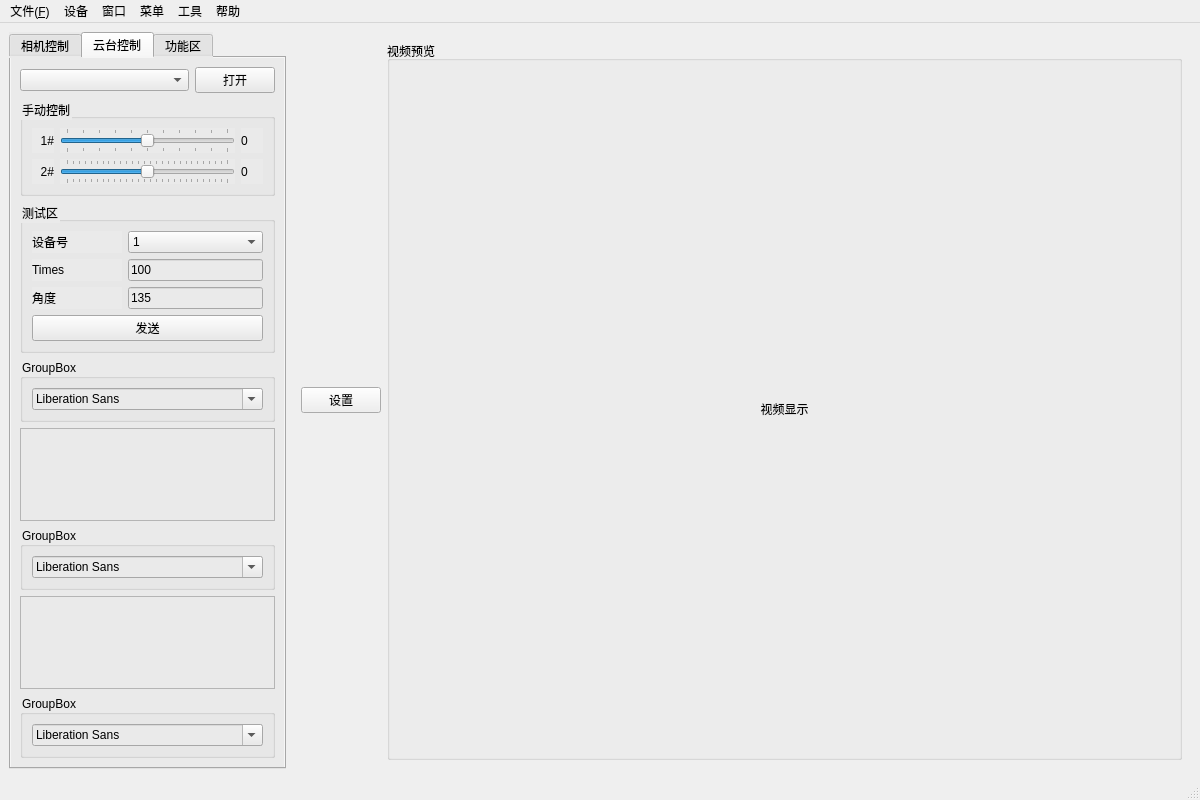
choushunn/ToupCameraDemo, file ui/mainwindow1.ui: the form before one commit.
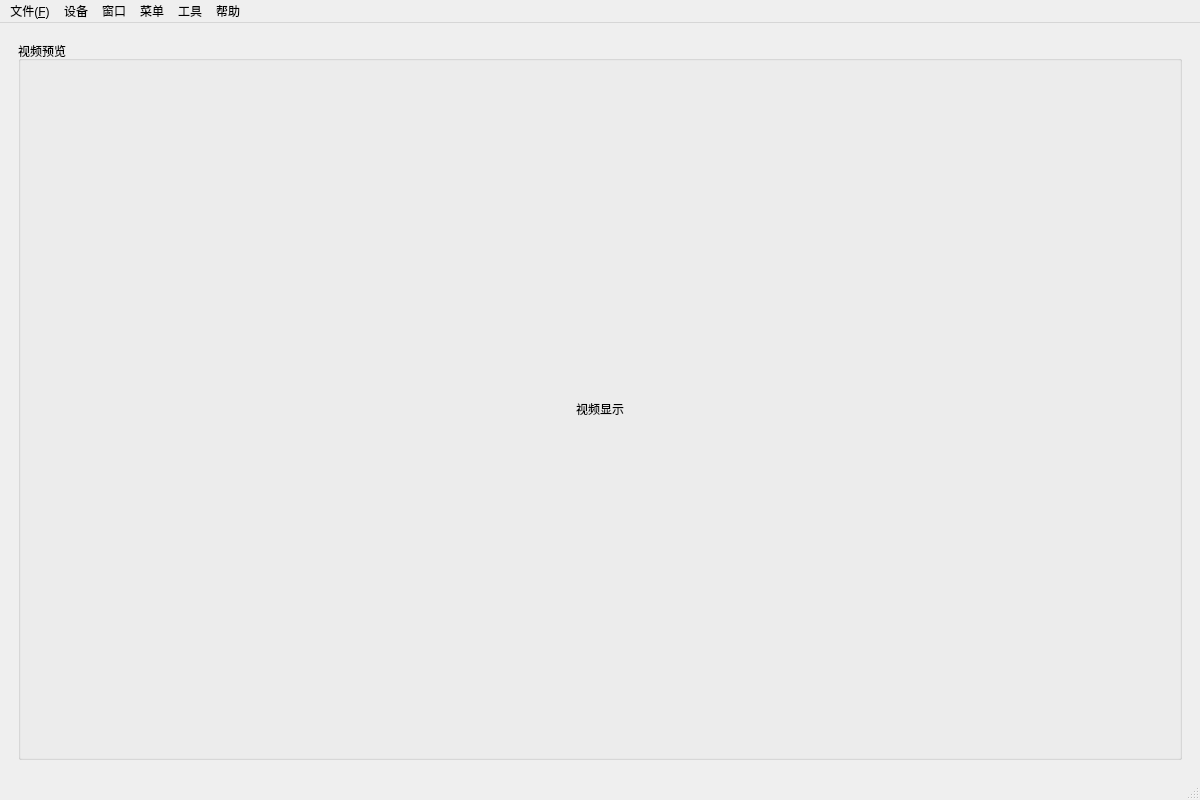
The form after the commit. Icons and pictures are not drawn.

```diff
--- a/ui/mainwindow1.ui
+++ b/ui/mainwindow1.ui
@@ -30,710 +30,6 @@
     </size>
    </property>
    <layout class="QHBoxLayout" name="horizontalLayout">
-    <item>
-     <widget class="QTabWidget" name="tabWidget">
-      <property name="sizePolicy">
-       <sizepolicy hsizetype="Preferred" vsizetype="Preferred">
-        <horstretch>1</horstretch>
-        <verstretch>0</verstretch>
-       </sizepolicy>
-      </property>
-      <property name="autoFillBackground">
-       <bool>false</bool>
-      </property>
-      <property name="styleSheet">
-       <string notr="true">background-color: rgb(234, 234, 234);</string>
-      </property>
-      <property name="currentIndex">
-       <number>1</number>
-      </property>
-      <property name="movable">
-       <bool>true</bool>
-      </property>
-      <widget class="QWidget" name="tab1">
-       <attribute name="title">
-        <string>相机控制</string>
-       </attribute>
-       <layout class="QVBoxLayout" name="verticalLayout">
-        <item>
-         <widget class="QGroupBox" name="groupBox_3">
-          <property name="title">
-           <string>摄像头</string>
-          </property>
-          <layout class="QVBoxLayout" name="verticalLayout_6">
-           <item>
-            <layout class="QHBoxLayout" name="horizontalLayout_3">
-             <item>
-              <widget class="QComboBox" name="m_cbx_camera_type">
-               <item>
-                <property name="text">
-                 <string>USB</string>
-                </property>
-               </item>
-               <item>
-                <property name="text">
-                 <string>TOUP</string>
-                </property>
-               </item>
-              </widget>
-             </item>
-             <item>
-              <widget class="QComboBox" name="m_cbx_camera_list">
-               <property name="sizePolicy">
-                <sizepolicy hsizetype="Preferred" vsizetype="Fixed">
-                 <horstretch>3</horstretch>
-                 <verstretch>0</verstretch>
-                </sizepolicy>
-               </property>
-              </widget>
-             </item>
-            </layout>
-           </item>
-           <item>
-            <layout class="QHBoxLayout" name="horizontalLayout_5">
-             <item>
-              <widget class="QPushButton" name="m_btn_open_camera">
-               <property name="sizePolicy">
-                <sizepolicy hsizetype="Minimum" vsizetype="Fixed">
-                 <horstretch>0</horstretch>
-                 <verstretch>0</verstretch>
-                </sizepolicy>
-               </property>
-               <property name="text">
-                <string>打开</string>
-               </property>
-               <property name="checkable">
-                <bool>true</bool>
-               </property>
-              </widget>
-             </item>
-             <item>
-              <widget class="QPushButton" name="m_btn_reset_camera">
-               <property name="text">
-                <string>重置</string>
-               </property>
-              </widget>
-             </item>
-            </layout>
-           </item>
-          </layout>
-         </widget>
-        </item>
-        <item>
-         <widget class="QGroupBox" name="groupBox_4">
-          <property name="title">
-           <string>目标跟踪</string>
-          </property>
-          <layout class="QVBoxLayout" name="verticalLayout_7">
-           <item>
-            <widget class="QPushButton" name="m_btn_search">
-             <property name="text">
-              <string>搜索</string>
-             </property>
-            </widget>
-           </item>
-           <item>
-            <layout class="QHBoxLayout" name="horizontalLayout_4">
-             <item>
-              <widget class="QLabel" name="label">
-               <property name="sizePolicy">
-                <sizepolicy hsizetype="Preferred" vsizetype="Fixed">
-                 <horstretch>1</horstretch>
-                 <verstretch>0</verstretch>
-                </sizepolicy>
-               </property>
-               <property name="text">
-                <string>FPS</string>
-               </property>
-               <property name="alignment">
-                <set>Qt::AlignCenter</set>
-               </property>
-              </widget>
-             </item>
-             <item>
-              <widget class="QLineEdit" name="lineEdit_FPS">
-               <property name="sizePolicy">
-                <sizepolicy hsizetype="Preferred" vsizetype="Fixed">
-                 <horstretch>2</horstretch>
-                 <verstretch>0</verstretch>
-                </sizepolicy>
-               </property>
-               <property name="text">
-                <string>30</string>
-               </property>
-              </widget>
-             </item>
-             <item>
-              <widget class="QPushButton" name="pushButton">
-               <property name="text">
-                <string>设置</string>
-               </property>
-              </widget>
-             </item>
-            </layout>
-           </item>
-          </layout>
-         </widget>
-        </item>
-        <item>
-         <widget class="QFrame" name="frame">
-          <property name="frameShape">
-           <enum>QFrame::StyledPanel</enum>
-          </property>
-          <property name="frameShadow">
-           <enum>QFrame::Raised</enum>
-          </property>
-          <layout class="QVBoxLayout" name="verticalLayout_5">
-           <item>
-            <widget class="QPushButton" name="pushButton_4">
-             <property name="text">
-              <string>PushButton</string>
-             </property>
-            </widget>
-           </item>
-          </layout>
-         </widget>
-        </item>
-        <item>
-         <widget class="QFrame" name="frame_3">
-          <property name="frameShape">
-           <enum>QFrame::StyledPanel</enum>
-          </property>
-          <property name="frameShadow">
-           <enum>QFrame::Raised</enum>
-          </property>
-         </widget>
-        </item>
-        <item>
-         <widget class="QFrame" name="frame_5">
-          <property name="frameShape">
-           <enum>QFrame::StyledPanel</enum>
-          </property>
-          <property name="frameShadow">
-           <enum>QFrame::Raised</enum>
-          </property>
-         </widget>
-        </item>
-        <item>
-         <widget class="QFrame" name="frame_4">
-          <property name="frameShape">
-           <enum>QFrame::StyledPanel</enum>
-          </property>
-          <property name="frameShadow">
-           <enum>QFrame::Raised</enum>
-          </property>
-         </widget>
-        </item>
-       </layout>
-      </widget>
-      <widget class="QWidget" name="tab2">
-       <attribute name="title">
-        <string>云台控制</string>
-       </attribute>
-       <layout class="QVBoxLayout" name="verticalLayout_2">
-        <item>
-         <layout class="QHBoxLayout" name="horizontalLayout_8">
-          <item>
-           <widget class="QComboBox" name="m_cbx_serial_port_list">
-            <property name="sizePolicy">
-             <sizepolicy hsizetype="Preferred" vsizetype="Fixed">
-              <horstretch>3</horstretch>
-              <verstretch>0</verstretch>
-             </sizepolicy>
-            </property>
-           </widget>
-          </item>
-          <item>
-           <widget class="QPushButton" name="m_btn_open_serial_port">
-            <property name="sizePolicy">
-             <sizepolicy hsizetype="Minimum" vsizetype="Fixed">
-              <horstretch>1</horstretch>
-              <verstretch>0</verstretch>
-             </sizepolicy>
-            </property>
-            <property name="text">
-             <string>打开</string>
-            </property>
-            <property name="checkable">
-             <bool>true</bool>
-            </property>
-           </widget>
-          </item>
-         </layout>
-        </item>
-        <item>
-         <widget class="QGroupBox" name="groupBox_21">
-          <property name="sizePolicy">
-           <sizepolicy hsizetype="Expanding" vsizetype="Expanding">
-            <horstretch>0</horstretch>
-            <verstretch>2</verstretch>
-           </sizepolicy>
-          </property>
-          <property name="minimumSize">
-           <size>
-            <width>0</width>
-            <height>0</height>
-           </size>
-          </property>
-          <property name="title">
-           <string>手动控制</string>
-          </property>
-          <layout class="QVBoxLayout" name="verticalLayout_4" stretch="0,0">
-           <item>
-            <layout class="QHBoxLayout" name="horizontalLayout_21">
-             <item>
-              <widget class="QLabel" name="label_7">
-               <property name="sizePolicy">
-                <sizepolicy hsizetype="Expanding" vsizetype="Expanding">
-                 <horstretch>1</horstretch>
-                 <verstretch>0</verstretch>
-                </sizepolicy>
-               </property>
-               <property name="text">
-                <string>1#</string>
-               </property>
-               <property name="alignment">
-                <set>Qt::AlignRight|Qt::AlignTrailing|Qt::AlignVCenter</set>
-               </property>
-              </widget>
-             </item>
-             <item>
-              <widget class="QSlider" name="m_slder_steer1">
-               <property name="sizePolicy">
-                <sizepolicy hsizetype="Expanding" vsizetype="Expanding">
-                 <horstretch>8</horstretch>
-                 <verstretch>0</verstretch>
-                </sizepolicy>
-               </property>
-               <property name="minimum">
-                <number>45</number>
-               </property>
-               <property name="maximum">
-                <number>225</number>
-               </property>
-               <property name="singleStep">
-                <number>10</number>
-               </property>
-               <property name="pageStep">
-                <number>18</number>
-               </property>
-               <property name="value">
-                <number>135</number>
-               </property>
-               <property name="orientation">
-                <enum>Qt::Horizontal</enum>
-               </property>
-               <property name="tickPosition">
-                <enum>QSlider::TicksBothSides</enum>
-               </property>
-              </widget>
-             </item>
-             <item>
-              <widget class="QLabel" name="m_lbl_slider1_value">
-               <property name="sizePolicy">
-                <sizepolicy hsizetype="Expanding" vsizetype="Expanding">
-                 <horstretch>1</horstretch>
-                 <verstretch>0</verstretch>
-                </sizepolicy>
-               </property>
-               <property name="minimumSize">
-                <size>
-                 <width>0</width>
-                 <height>0</height>
-                </size>
-               </property>
-               <property name="lineWidth">
-                <number>3</number>
-               </property>
-               <property name="text">
-                <string>0</string>
-               </property>
-               <property name="alignment">
-                <set>Qt::AlignLeading|Qt::AlignLeft|Qt::AlignVCenter</set>
-               </property>
-              </widget>
-             </item>
-            </layout>
-           </item>
-           <item>
-            <layout class="QHBoxLayout" name="horizontalLayout_22">
-             <item>
-              <widget class="QLabel" name="label_8">
-               <property name="sizePolicy">
-                <sizepolicy hsizetype="Expanding" vsizetype="Expanding">
-                 <horstretch>1</horstretch>
-                 <verstretch>0</verstretch>
-                </sizepolicy>
-               </property>
-               <property name="text">
-                <string>2#</string>
-               </property>
-               <property name="alignment">
-                <set>Qt::AlignRight|Qt::AlignTrailing|Qt::AlignVCenter</set>
-               </property>
-              </widget>
-             </item>
-             <item>
-              <widget class="QSlider" name="m_slder_steer2">
-               <property name="sizePolicy">
-                <sizepolicy hsizetype="Expanding" vsizetype="Expanding">
-                 <horstretch>8</horstretch>
-                 <verstretch>0</verstretch>
-                </sizepolicy>
-               </property>
-               <property name="minimum">
-                <number>0</number>
-               </property>
-               <property name="maximum">
-                <number>270</number>
-               </property>
-               <property name="singleStep">
-                <number>10</number>
-               </property>
-               <property name="pageStep">
-                <number>18</number>
-               </property>
-               <property name="value">
-                <number>135</number>
-               </property>
-               <property name="sliderPosition">
-                <number>135</number>
-               </property>
-               <property name="orientation">
-                <enum>Qt::Horizontal</enum>
-               </property>
-               <property name="tickPosition">
-                <enum>QSlider::TicksBothSides</enum>
-               </property>
-              </widget>
-             </item>
-             <item>
-              <widget class="QLabel" name="m_lbl_slider2_value">
-               <property name="sizePolicy">
-                <sizepolicy hsizetype="Expanding" vsizetype="Expanding">
-                 <horstretch>1</horstretch>
-                 <verstretch>0</verstretch>
-                </sizepolicy>
-               </property>
-               <property name="lineWidth">
-                <number>3</number>
-               </property>
-               <property name="text">
-                <string>0</string>
-               </property>
-               <property name="alignment">
-                <set>Qt::AlignLeading|Qt::AlignLeft|Qt::AlignVCenter</set>
-               </property>
-              </widget>
-             </item>
-            </layout>
-           </item>
-          </layout>
-         </widget>
-        </item>
-        <item>
-         <widget class="QGroupBox" name="groupBox_02">
-          <property name="sizePolicy">
-           <sizepolicy hsizetype="Preferred" vsizetype="Fixed">
-            <horstretch>0</horstretch>
-            <verstretch>0</verstretch>
-           </sizepolicy>
-          </property>
-          <property name="title">
-           <string>测试区</string>
-          </property>
-          <property name="alignment">
-           <set>Qt::AlignLeading|Qt::AlignLeft|Qt::AlignTop</set>
-          </property>
-          <layout class="QVBoxLayout" name="verticalLayout_3" stretch="0,0,0,0">
-           <item>
-            <layout class="QHBoxLayout" name="horizontalLayout_021">
-             <item>
-              <widget class="QLabel" name="label_10">
-               <property name="sizePolicy">
-                <sizepolicy hsizetype="Expanding" vsizetype="Expanding">
-                 <horstretch>2</horstretch>
-                 <verstretch>0</verstretch>
-                </sizepolicy>
-               </property>
-               <property name="text">
-                <string>设备号</string>
-               </property>
-              </widget>
-             </item>
-             <item>
-              <widget class="QComboBox" name="m_cbx_device_list">
-               <property name="sizePolicy">
-                <sizepolicy hsizetype="Expanding" vsizetype="Expanding">
-                 <horstretch>3</horstretch>
-                 <verstretch>0</verstretch>
-                </sizepolicy>
-               </property>
-               <item>
-                <property name="text">
-                 <string>1</string>
-                </property>
-               </item>
-               <item>
-                <property name="text">
-                 <string>2</string>
-                </property>
-               </item>
-               <item>
-                <property name="text">
-                 <string>3</string>
-                </property>
-               </item>
-               <item>
-                <property name="text">
-                 <string>4</string>
-                </property>
-               </item>
-              </widget>
-             </item>
-            </layout>
-           </item>
-           <item>
-            <layout class="QHBoxLayout" name="horizontalLayout_022">
-             <item>
-              <widget class="QLabel" name="label_9">
-               <property name="sizePolicy">
-                <sizepolicy hsizetype="Expanding" vsizetype="Expanding">
-                 <horstretch>2</horstretch>
-                 <verstretch>0</verstretch>
-                </sizepolicy>
-               </property>
-               <property name="text">
-                <string>Times</string>
-               </property>
-              </widget>
-             </item>
-             <item>
-              <widget class="QLineEdit" name="m_line_serial_port_times">
-               <property name="sizePolicy">
-                <sizepolicy hsizetype="Expanding" vsizetype="Expanding">
-                 <horstretch>3</horstretch>
-                 <verstretch>0</verstretch>
-                </sizepolicy>
-               </property>
-               <property name="text">
-                <string>100</string>
-               </property>
-              </widget>
-             </item>
-            </layout>
-           </item>
-           <item>
-            <layout class="QHBoxLayout" name="horizontalLayout_023">
-             <item>
-              <widget class="QLabel" name="label_11">
-               <property name="sizePolicy">
-                <sizepolicy hsizetype="Expanding" vsizetype="Expanding">
-                 <horstretch>2</horstretch>
-                 <verstretch>0</verstretch>
-                </sizepolicy>
-               </property>
-               <property name="text">
-                <string>角度</string>
-               </property>
-              </widget>
-             </item>
-             <item>
-              <widget class="QLineEdit" name="m_line_angle">
-               <property name="sizePolicy">
-                <sizepolicy hsizetype="Expanding" vsizetype="Expanding">
-                 <horstretch>3</horstretch>
-                 <verstretch>0</verstretch>
-                </sizepolicy>
-               </property>
-               <property name="text">
-                <string>135</string>
-               </property>
-              </widget>
-             </item>
-            </layout>
-           </item>
-           <item>
-            <layout class="QHBoxLayout" name="horizontalLayout_024">
-             <item>
-              <widget class="QPushButton" name="m_btn_serial_port_send">
-               <property name="sizePolicy">
-                <sizepolicy hsizetype="Expanding" vsizetype="Expanding">
-                 <horstretch>2</horstretch>
-                 <verstretch>0</verstretch>
-                </sizepolicy>
-               </property>
-               <property name="text">
-                <string>发送</string>
-               </property>
-              </widget>
-             </item>
-            </layout>
-           </item>
-          </layout>
-         </widget>
-        </item>
-        <item>
-         <widget class="QGroupBox" name="groupBox_6">
-          <property name="sizePolicy">
-           <sizepolicy hsizetype="Preferred" vsizetype="MinimumExpanding">
-            <horstretch>0</horstretch>
-            <verstretch>0</verstretch>
-           </sizepolicy>
-          </property>
-          <property name="title">
-           <string>GroupBox</string>
-          </property>
-          <layout class="QVBoxLayout" name="verticalLayout_11">
-           <item>
-            <widget class="QFontComboBox" name="fontComboBox_2"/>
-           </item>
-          </layout>
-         </widget>
-        </item>
-        <item>
-         <widget class="QTextBrowser" name="textBrowser1">
-          <property name="sizePolicy">
-           <sizepolicy hsizetype="Preferred" vsizetype="Preferred">
-            <horstretch>0</horstretch>
-            <verstretch>0</verstretch>
-           </sizepolicy>
-          </property>
-         </widget>
-        </item>
-        <item>
-         <widget class="QGroupBox" name="groupBox_7">
-          <property name="sizePolicy">
-           <sizepolicy hsizetype="Preferred" vsizetype="MinimumExpanding">
-            <horstretch>0</horstretch>
-            <verstretch>0</verstretch>
-           </sizepolicy>
-          </property>
-          <property name="title">
-           <string>GroupBox</string>
-          </property>
-          <layout class="QVBoxLayout" name="verticalLayout_12">
-           <item>
-            <widget class="QFontComboBox" name="fontComboBox_3"/>
-           </item>
-          </layout>
-         </widget>
-        </item>
-        <item>
-         <widget class="QTextBrowser" name="textBrowser1_2">
-          <property name="sizePolicy">
-           <sizepolicy hsizetype="Preferred" vsizetype="Preferred">
-            <horstretch>0</horstretch>
-            <verstretch>0</verstretch>
-           </sizepolicy>
-          </property>
-         </widget>
-        </item>
-        <item>
-         <widget class="QGroupBox" name="groupBox_5">
-          <property name="sizePolicy">
-           <sizepolicy hsizetype="Preferred" vsizetype="MinimumExpanding">
-            <horstretch>0</horstretch>
-            <verstretch>0</verstretch>
-           </sizepolicy>
-          </property>
-          <property name="title">
-           <string>GroupBox</string>
-          </property>
-          <layout class="QVBoxLayout" name="verticalLayout_10">
-           <item>
-            <widget class="QFontComboBox" name="fontComboBox"/>
-           </item>
-          </layout>
-         </widget>
-        </item>
-       </layout>
-      </widget>
-      <widget class="QWidget" name="tab3">
-       <attribute name="title">
-        <string>功能区</string>
-       </attribute>
-       <layout class="QVBoxLayout" name="verticalLayout_9">
-        <item>
-         <widget class="QGroupBox" name="groupBox_2">
-          <property name="title">
-           <string>网络控制</string>
-          </property>
-          <layout class="QVBoxLayout" name="verticalLayout_8">
-           <item>
-            <layout class="QHBoxLayout" name="horizontalLayout_6">
-             <item>
-              <widget class="QComboBox" name="m_cbx_ip_list">
-               <property name="sizePolicy">
-                <sizepolicy hsizetype="Preferred" vsizetype="Fixed">
-                 <horstretch>3</horstretch>
-                 <verstretch>0</verstretch>
-                </sizepolicy>
-               </property>
-              </widget>
-             </item>
-             <item>
-              <widget class="QLineEdit" name="m_line_port">
-               <property name="sizePolicy">
-                <sizepolicy hsizetype="Expanding" vsizetype="Fixed">
-                 <horstretch>1</horstretch>
-                 <verstretch>0</verstretch>
-                </sizepolicy>
-               </property>
-               <property name="text">
-                <string>10086</string>
-               </property>
-              </widget>
-             </item>
-            </layout>
-           </item>
-           <item>
-            <widget class="QPushButton" name="m_btn_open_web_socket">
-             <property name="text">
-              <string>打开</string>
-             </property>
-            </widget>
-           </item>
-           <item>
-            <widget class="QPushButton" name="pushButton_3">
-             <property name="text">
-              <string>PushButton</string>
-             </property>
-            </widget>
-           </item>
-          </layout>
-         </widget>
-        </item>
-        <item>
-         <widget class="QTextBrowser" name="textBrowser2">
-          <property name="sizePolicy">
-           <sizepolicy hsizetype="Preferred" vsizetype="Preferred">
-            <horstretch>0</horstretch>
-            <verstretch>0</verstretch>
-           </sizepolicy>
-          </property>
-         </widget>
-        </item>
-        <item>
-         <widget class="QFrame" name="frame_6">
-          <property name="sizePolicy">
-           <sizepolicy hsizetype="Preferred" vsizetype="Expanding">
-            <horstretch>0</horstretch>
-            <verstretch>0</verstretch>
-           </sizepolicy>
-          </property>
-          <property name="frameShape">
-           <enum>QFrame::StyledPanel</enum>
-          </property>
-          <property name="frameShadow">
-           <enum>QFrame::Raised</enum>
-          </property>
-         </widget>
-        </item>
-       </layout>
-      </widget>
-     </widget>
-    </item>
     <item>
      <widget class="QStackedWidget" name="stackedWidget">
       <property name="sizePolicy">
@@ -747,23 +43,6 @@
       </property>
       <widget class="QWidget" name="page">
        <layout class="QHBoxLayout" name="horizontalLayout_7">
-        <item>
-         <widget class="QPushButton" name="pushButton_2">
-          <property name="sizePolicy">
-           <sizepolicy hsizetype="Preferred" vsizetype="Fixed">
-            <horstretch>0</horstretch>
-            <verstretch>0</verstretch>
-           </sizepolicy>
-          </property>
-          <property name="text">
-           <string>设置</string>
-          </property>
-          <property name="icon">
-           <iconset theme="battery">
-            <normaloff>.</normaloff>.</iconset>
-          </property>
-         </widget>
-        </item>
         <item>
          <widget class="QGroupBox" name="groupBox">
           <property name="sizePolicy">
```
